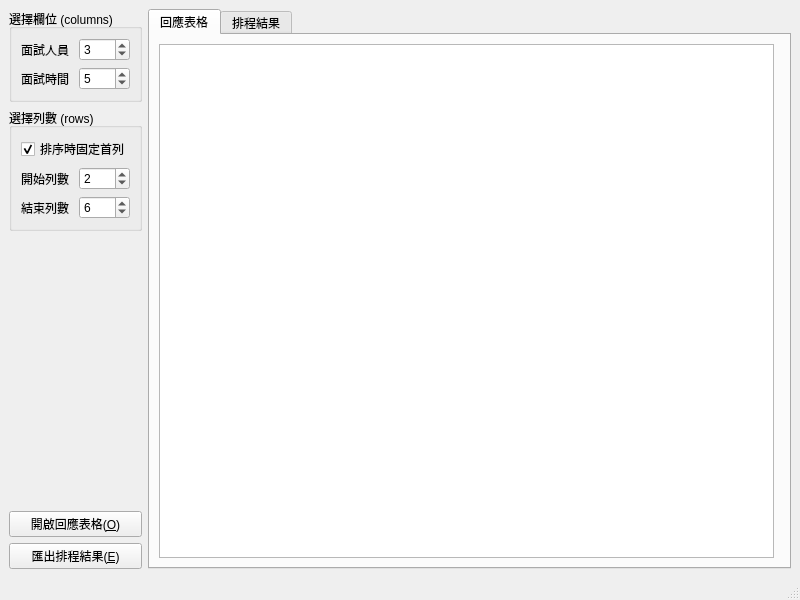
The window that src/main/resources/base/window.ui (redbug312/ntuoc13-interview-scheduler) describes before a commit, drawn with Qt 5.
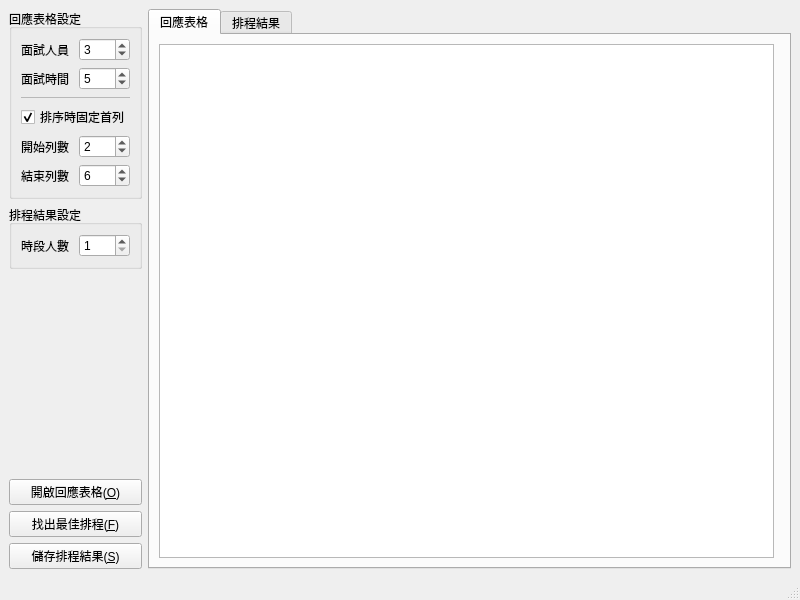
The same window after the commit. Custom widgets are drawn as their Qt base class.

Commit message: Add widgets and refactor ui layouts

The edit to the form file:
```diff
--- a/src/main/resources/base/window.ui
+++ b/src/main/resources/base/window.ui
@@ -32,7 +32,7 @@
       <item>
        <widget class="QGroupBox" name="groupBox">
         <property name="title">
-         <string>選擇欄位 (columns)</string>
+         <string>回應表格設定</string>
         </property>
         <layout class="QVBoxLayout" name="verticalLayout_3">
          <item>
@@ -79,15 +79,19 @@
            </item>
           </layout>
          </item>
-        </layout>
-       </widget>
-      </item>
-      <item>
-       <widget class="QGroupBox" name="groupBox_2">
-        <property name="title">
-         <string>選擇列數 (rows)</string>
-        </property>
-        <layout class="QVBoxLayout" name="verticalLayout_4">
+         <item>
+          <widget class="Line" name="line">
+           <property name="lineWidth">
+            <number>0</number>
+           </property>
+           <property name="midLineWidth">
+            <number>1</number>
+           </property>
+           <property name="orientation">
+            <enum>Qt::Horizontal</enum>
+           </property>
+          </widget>
+         </item>
          <item>
           <widget class="QCheckBox" name="columnheadCheckbox">
            <property name="text">
@@ -145,6 +149,36 @@
         </layout>
        </widget>
       </item>
+      <item>
+       <widget class="QGroupBox" name="groupBox_2">
+        <property name="title">
+         <string>排程結果設定</string>
+        </property>
+        <layout class="QVBoxLayout" name="verticalLayout_4">
+         <item>
+          <layout class="QGridLayout" name="gridLayout_3">
+           <item row="0" column="0">
+            <widget class="QLabel" name="capacityLabel">
+             <property name="text">
+              <string>時段人數</string>
+             </property>
+             <property name="buddy">
+              <cstring>capacitySpinBox</cstring>
+             </property>
+            </widget>
+           </item>
+           <item row="0" column="1">
+            <widget class="QSpinBox" name="capacitySpinBox">
+             <property name="minimum">
+              <number>1</number>
+             </property>
+            </widget>
+           </item>
+          </layout>
+         </item>
+        </layout>
+       </widget>
+      </item>
       <item>
        <spacer name="verticalSpacer">
         <property name="orientation">
@@ -165,10 +199,17 @@
         </property>
        </widget>
       </item>
+      <item>
+       <widget class="QPushButton" name="scheduleButton">
+        <property name="text">
+         <string>找出最佳排程(&amp;F)</string>
+        </property>
+       </widget>
+      </item>
       <item>
        <widget class="QPushButton" name="fileWriteButton">
         <property name="text">
-         <string>匯出排程結果(&amp;E)</string>
+         <string>儲存排程結果(&amp;S)</string>
         </property>
        </widget>
       </item>
```
Left out of the diff: 20 changed lines with no effect on the pictures.
